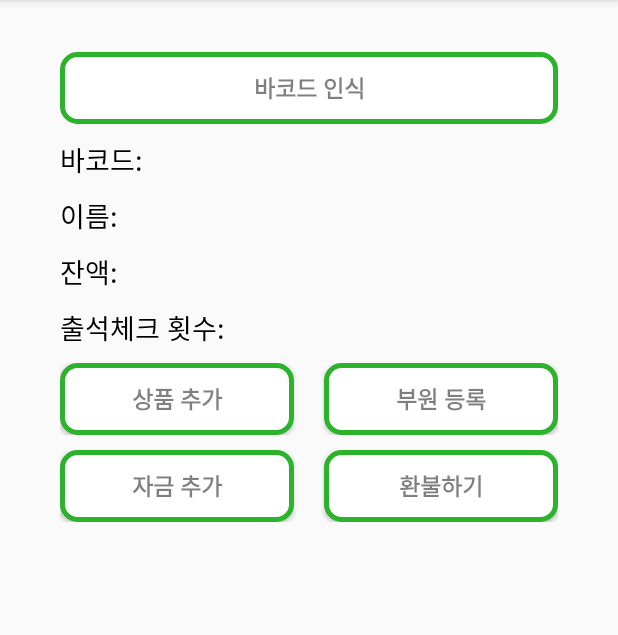
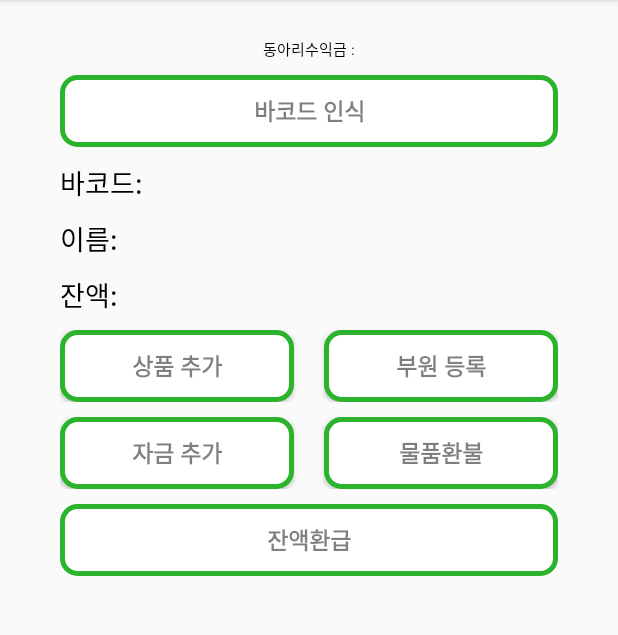
Before and after one commit to ms214/CheongwonPay2.0-Android, an Android app: the MainActivity screen opened directly, with no data from a screen before it, on a phone screen of 412 x 824 dp, the part 84-719 px from its top. Run offline under Robolectric (Android 15) with nearby library versions, the phone set to English and light mode, and no system bars; libraries missing offline, so code that uses them is left out: me.sudar.zxingorient; 6 statements that could not run were skipped.

Commit message:
Last Update

```diff
--- a/app/src/main/java/kr/ms214/cheongwonpay20/LoginActivity.java
+++ b/app/src/main/java/kr/ms214/cheongwonpay20/LoginActivity.java
@@ -160,8 +160,8 @@ public class LoginActivity extends AppCompatActivity{
         mPasswordView.setOnEditorActionListener(new TextView.OnEditorActionListener() {
             @Override
             public boolean onEditorAction(TextView textView, int id, KeyEvent keyEvent) {
-                if (id == R.id.login || id == EditorInfo.IME_NULL) {
-                    //       attemptLogin();
+                if (id == 101 || id == EditorInfo.IME_NULL) {
+                    attemptLogin();
                     return true;
                 }
                 return false;
--- a/app/src/main/res/layout/activity_goodsadd.xml
+++ b/app/src/main/res/layout/activity_goodsadd.xml
@@ -59,6 +59,7 @@
         />
 
     <Button
+        android:id="@+id/btn_add"
         android:layout_width="match_parent"
         android:layout_height="wrap_content"
         android:text="제출"
--- a/app/src/main/res/layout/activity_login.xml
+++ b/app/src/main/res/layout/activity_login.xml
@@ -11,6 +11,7 @@
         android:layout_width="wrap_content"
         android:layout_height="wrap_content"
         android:layout_marginBottom="8dp"
+        android:layout_centerHorizontal="true"
         android:visibility="gone" />
 
     <ScrollView
@@ -48,7 +49,7 @@
                     android:layout_width="match_parent"
                     android:layout_height="wrap_content"
                     android:hint="@string/prompt_password"
-                    android:imeActionId="@+id/login"
+                    android:imeActionId="101"
                     android:imeActionLabel="@string/action_sign_in_short"
                     android:imeOptions="actionUnspecified"
                     android:inputType="text"
--- a/app/src/main/res/layout/activity_main.xml
+++ b/app/src/main/res/layout/activity_main.xml
@@ -1,8 +1,11 @@
 <?xml version="1.0" encoding="utf-8"?>
 
 <LinearLayout xmlns:android="http://schemas.android.com/apk/res/android"
-    android:orientation="vertical" android:layout_width="match_parent"
-    android:layout_height="match_parent">
+    xmlns:tools="http://schemas.android.com/tools"
+    android:orientation="vertical"
+    android:layout_width="match_parent"
+    android:layout_height="match_parent"
+    tools:context="kr.ms214.cheongwonpay20.MainActivity">
 
     <TextView
         android:id='@+id/tv_login_info'
@@ -15,6 +18,14 @@
         android:layout_marginRight="40dp"
         android:layout_gravity="center_horizontal"
         />
+    <TextView
+        android:id="@+id/tv_club_profit"
+        android:layout_width="wrap_content"
+        android:layout_height="wrap_content"
+        android:text="동아리수익금 :"
+        android:textColor="#000000"
+        android:textSize="10dp"
+        android:layout_gravity="center_horizontal"/>
         <Button
             android:id="@+id/inputbarcode"
             android:layout_width="match_parent"
@@ -24,6 +35,7 @@
             android:textSize="15sp"
             android:textStyle="bold"
             android:background="@drawable/button_line"
+            android:onClick="onClicked"
             android:layout_marginTop="10dp"
             android:layout_marginLeft="40dp"
             android:layout_marginRight="40dp"
@@ -52,23 +64,12 @@
         />
 
     <TextView
-        android:id='@+id/textView3'
+        android:id='@+id/tv_balance'
         android:layout_marginTop="10dp"
         android:layout_marginStart="40dp"
         android:layout_width="wrap_content"
         android:layout_height="wrap_content"
         android:text="잔액:"
-        android:textColor="#000000"
-        android:textSize="18sp"
-        />
-
-    <TextView
-        android:id='@+id/tv_Visits'
-        android:layout_marginTop="10dp"
-        android:layout_marginStart="40dp"
-        android:layout_width="wrap_content"
-        android:layout_height="wrap_content"
-        android:text="출석체크 횟수:"
         android:textColor="#000000"
         android:textSize="18sp"
         />
@@ -80,8 +81,7 @@
         android:layout_marginTop="10dp"
         android:layout_marginLeft="40dp"
         android:layout_marginRight="40dp"
-        android:orientation="horizontal"
-        android:layout_below="@id/tv_Visits">
+        android:orientation="horizontal">
 
         <Button
             android:id='@+id/btn_add'
@@ -138,7 +138,7 @@
             android:id='@+id/Button2'
             android:layout_width="match_parent"
             android:layout_height="wrap_content"
-            android:text="환불하기"
+            android:text="물품환불"
             android:textColor="#80000000"
             android:textSize="15sp"
             android:textStyle="bold"
@@ -148,6 +148,20 @@
             android:layout_weight="1"/>
 
     </LinearLayout>
+
+    <Button
+        android:id="@+id/payback"
+        android:layout_width="match_parent"
+        android:layout_height="wrap_content"
+        android:layout_gravity="center_vertical"
+        android:layout_marginLeft="40dp"
+        android:layout_marginRight="40dp"
+        android:layout_marginTop="10dp"
+        android:background="@drawable/button_line"
+        android:text="잔액환급"
+        android:textColor="#80000000"
+        android:textSize="15sp"
+        android:textStyle="bold"/>
 
     <ListView
         android:id="@+id/listView"
--- a/app/src/main/res/values/styles.xml
+++ b/app/src/main/res/values/styles.xml
@@ -8,4 +8,8 @@
         <item name="colorAccent">@color/colorAccent</item>
     </style>
 
+    <style name="SplashTheme" parent="Theme.AppCompat.NoActionBar">
+        <item name="android:windowBackground">@mipmap/splash</item>
+    </style>
+
 </resources>
```
Also changed, not shown: app/src/main/AndroidManifest.xml (+19 -8 lines), app/src/main/java/kr/ms214/cheongwonpay20/MainActivity.java (+85 -30 lines), app/src/main/java/kr/ms214/cheongwonpay20/NetworkThread.java (+31 -6 lines), app/src/main/java/kr/ms214/cheongwonpay20/RefundActivity.java (+22 -19 lines), app/src/main/java/kr/ms214/cheongwonpay20/SplashActivity.java (added, +28 -0 lines), app/src/main/res/mipmap-hdpi/splash.png (added), app/src/main/res/mipmap-mdpi/splash.png (added), app/src/main/res/mipmap-xhdpi/splash.png (added), app/src/main/res/mipmap-xxhdpi/splash.png (added), app/src/main/res/mipmap-xxxhdpi/splash.png (added), app/src/main/splash-web.png (added), 3 other files.
